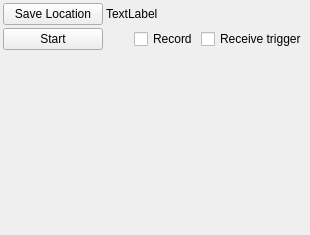
Qt form python_code/view/UI_cam.ui (AhmetCemalO/labcamsac) before a commit.
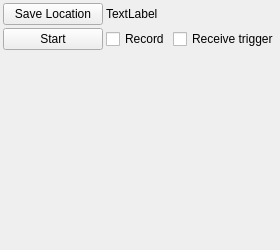
The same form after that commit.

```diff
--- a/python_code/view/UI_cam.ui
+++ b/python_code/view/UI_cam.ui
@@ -6,10 +6,16 @@
    <rect>
     <x>0</x>
     <y>0</y>
-    <width>310</width>
-    <height>235</height>
+    <width>280</width>
+    <height>250</height>
    </rect>
   </property>
+  <property name="minimumSize">
+   <size>
+    <width>280</width>
+    <height>250</height>
+   </size>
+  </property>
   <property name="windowTitle">
    <string>Cam</string>
   </property>
```
